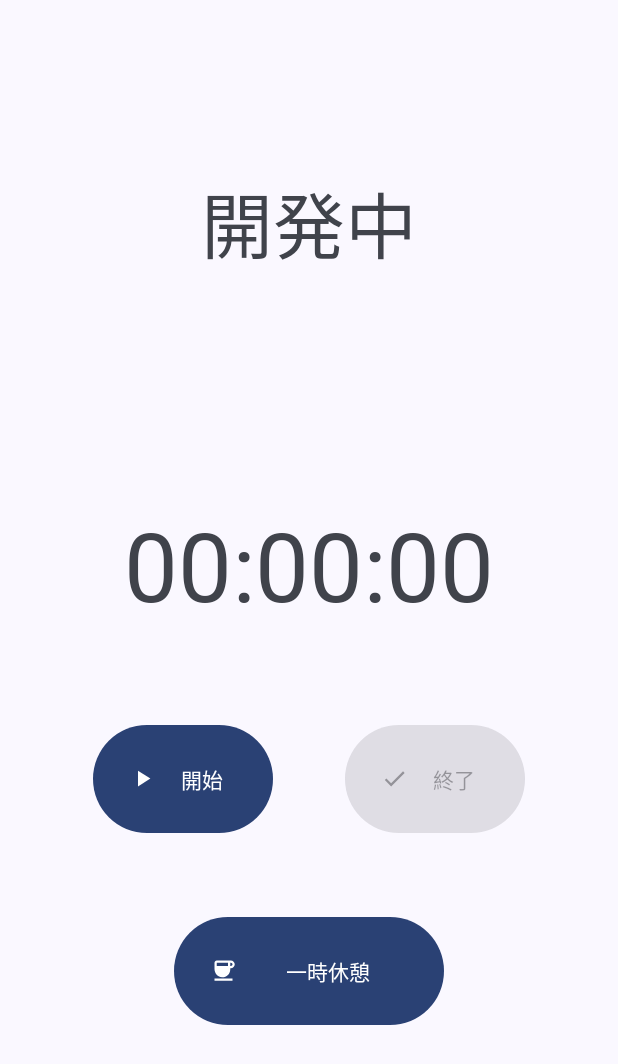
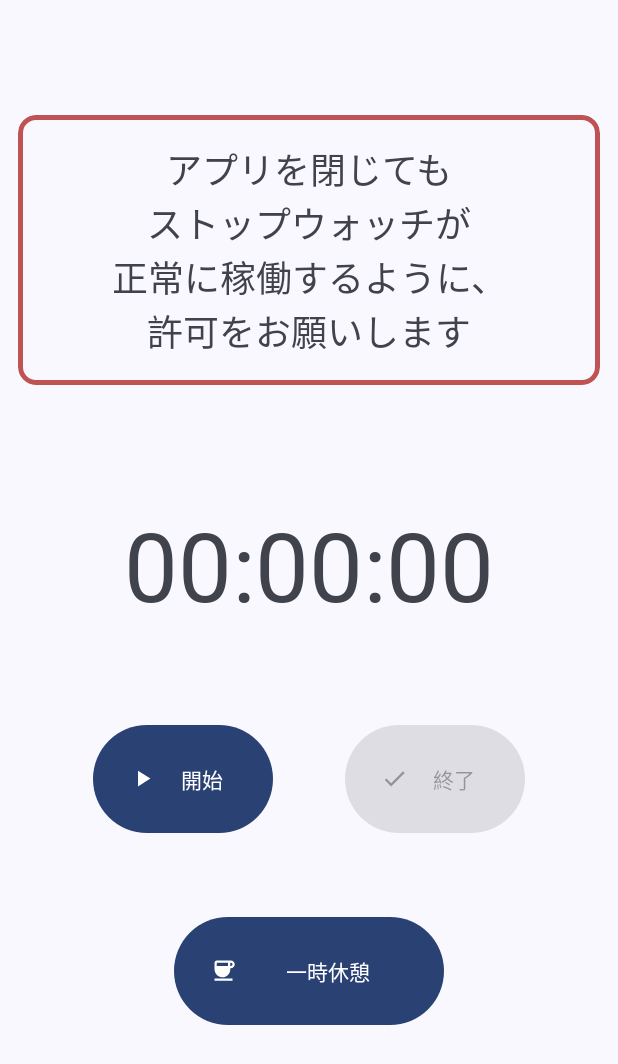
Before and after one commit to ri0103/DevGoal, an Android app: the StopwatchActivity screen opened directly, with no data from a screen before it, on a phone screen of 412 x 824 dp. Shown: the top 1064 px of the screen. Run offline under Robolectric (Android 15) with nearby library versions, the phone set to English and light mode, and no system bars.

Commit message:
turn_off_battery_optimizer_for_stopwatch

```diff
--- a/app/src/main/AndroidManifest.xml
+++ b/app/src/main/AndroidManifest.xml
@@ -4,6 +4,7 @@
 
     <uses-permission android:name="android.permission.SCHEDULE_EXACT_ALARM" />
     <uses-permission android:name="android.permission.INTERNET" />
+    <uses-permission  android:name="android.permission.REQUEST_IGNORE_BATTERY_OPTIMIZATIONS"/>
 
     <application
         android:name=".DevGoalApplication"
--- a/app/src/main/java/app/ishizaki/ryu/devgoal/activities/StopwatchActivity.kt
+++ b/app/src/main/java/app/ishizaki/ryu/devgoal/activities/StopwatchActivity.kt
@@ -7,8 +7,16 @@ import android.content.IntentFilter
 import android.content.res.ColorStateList
 import android.graphics.Color
 import android.graphics.ColorMatrix
+import android.net.Uri
+import android.os.Build
 import androidx.appcompat.app.AppCompatActivity
 import android.os.Bundle
+import android.os.PowerManager
+import android.provider.Settings
+import android.util.Log
+import android.widget.Toast
+import androidx.core.content.ContextCompat
+import androidx.core.view.isVisible
 import app.ishizaki.ryu.devgoal.ColorScheme
 import app.ishizaki.ryu.devgoal.R
 import app.ishizaki.ryu.devgoal.TimerService
@@ -32,6 +40,23 @@ class StopwatchActivity : AppCompatActivity() {
         super.onCreate(savedInstanceState)
         binding = ActivityStopwatchBinding.inflate(layoutInflater)
         setContentView(binding.root)
+
+
+        //ストップウォッチがバックグランドで正常稼働するために必要
+        if (Build.VERSION.SDK_INT >= Build.VERSION_CODES.M) {
+            val intent = Intent()
+            val packageName: String = packageName
+            val pm = getSystemService(Context.POWER_SERVICE) as PowerManager?
+            if (!pm!!.isIgnoringBatteryOptimizations(packageName)) {
+                intent.action = Settings.ACTION_REQUEST_IGNORE_BATTERY_OPTIMIZATIONS
+                intent.data = Uri.parse("package:$packageName")
+                startActivity(intent)
+                turnOffBatteryOptimizerMessageCardView.isVisible = true
+                turnOffBatteryOptimizerMessageCardView.bringToFront()
+            }else{
+                turnOffBatteryOptimizerMessageCardView.isVisible = false
+            }
+        }
 
         binding.endButton.isEnabled = false
 
--- a/app/src/main/java/app/ishizaki/ryu/devgoal/fragments/ChartFragment.kt
+++ b/app/src/main/java/app/ishizaki/ryu/devgoal/fragments/ChartFragment.kt
@@ -127,7 +127,7 @@ class ChartFragment : Fragment(), OnChartValueSelectedListener {
                     position = XAxis.XAxisPosition.BOTTOM
                     valueFormatter = xAxisValueFormatter
                     labelCount = dateData.size
-    //                    mEntryCount = dateData.size
+                    mEntryCount = dateData.size
                     setDrawGridLines(false)
                 }
                 timeBarChart.axisRight.apply {
--- a/app/src/main/res/layout/activity_stopwatch.xml
+++ b/app/src/main/res/layout/activity_stopwatch.xml
@@ -6,6 +6,9 @@
     android:layout_height="match_parent"
     tools:context=".activities.StopwatchActivity">
 
+
+
+
     <TextView
         android:id="@+id/kaihatuchuutext"
         app:layout_constraintTop_toTopOf="parent"
@@ -13,11 +16,33 @@
         android:fontFamily="@font/mplus_rounded_bold"
         android:layout_width="match_parent"
         android:layout_height="wrap_content"
-        android:text="開発中"
+        android:text="開発準備中"
         android:textSize="48sp"
         android:gravity="center"
         android:layout_marginBottom="36sp"
         />
+
+    <com.google.android.material.card.MaterialCardView
+        android:id="@+id/turnOffBatteryOptimizerMessageCardView"
+        app:layout_constraintTop_toTopOf="parent"
+        app:layout_constraintBottom_toTopOf="@id/stopWatchLayout"
+        app:layout_constraintRight_toRightOf="parent"
+        app:layout_constraintLeft_toLeftOf="parent"
+        android:layout_width="match_parent"
+        android:layout_height="180sp"
+        android:layout_margin="12sp"
+        app:strokeColor="#bf5252"
+        app:strokeWidth="3sp"
+        >
+        <TextView
+            android:layout_width="match_parent"
+            android:layout_height="match_parent"
+            android:text="アプリを閉じても\nストップウォッチが\n正常に稼働するように、\n許可をお願いします"
+            android:textAlignment="center"
+            android:textSize="24sp"
+            android:fontFamily="@font/mplus_rounded_medium"
+            android:gravity="center"/>
+    </com.google.android.material.card.MaterialCardView>
 
     <LinearLayout
         android:id="@+id/stopWatchLayout"
```
Also changed, not shown: app/src/main/java/app/ishizaki/ryu/devgoal/BookmarkRecyclerviewAdapter.kt (+34 -34 lines), app/src/main/java/app/ishizaki/ryu/devgoal/tutorial/Tutorial2Fragment.kt (+0 -8 lines), app/src/main/java/app/ishizaki/ryu/devgoal/tutorial/Tutorial3Fragment.kt (+0 -38 lines).
